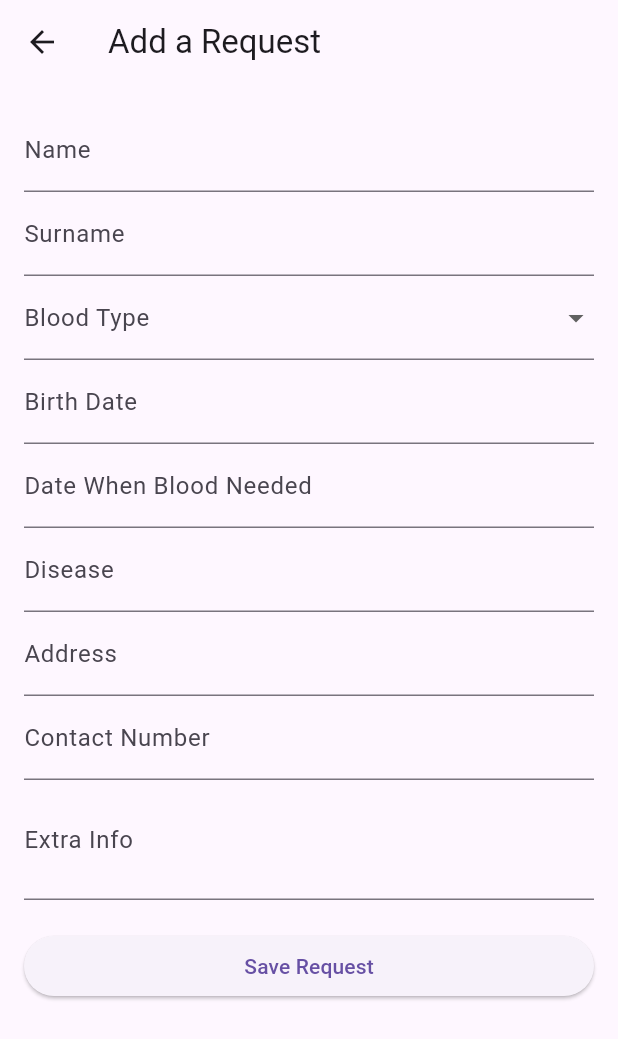
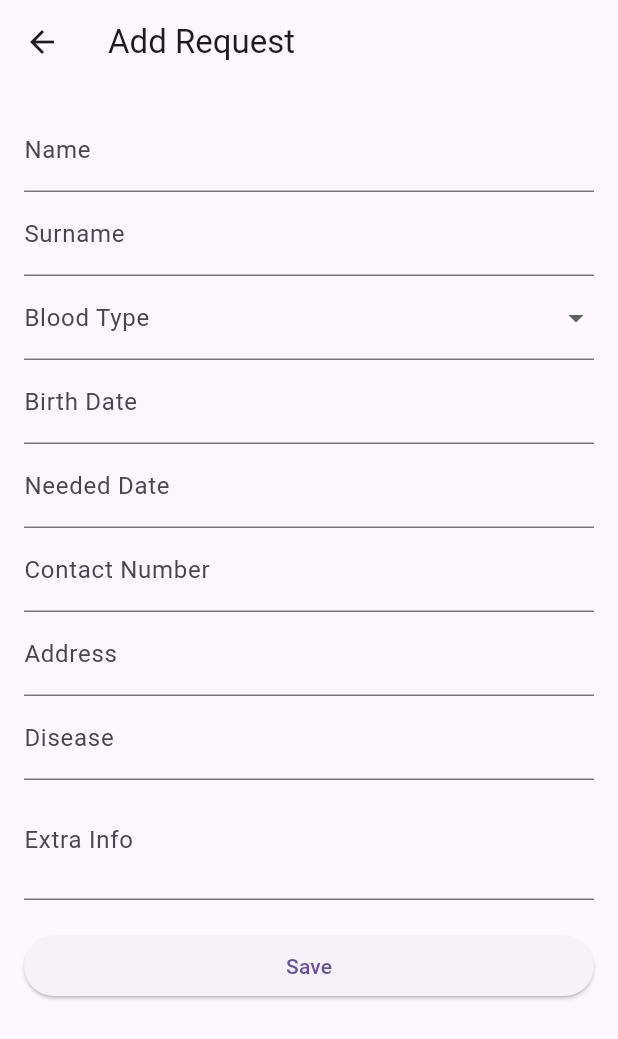
Before and after one commit to Durdana4/B-Life, a Flutter app: the RequestsListScreen screen opened directly, after a tap on the "add" icon, on a phone screen of 412 x 824 dp. Shown: the top 1039 px of the screen. Run offline on Flutter 3.47's test engine with Material 3 defaults, Android fonts, the phone set to English and light mode, and no system bars; our stand-ins replace mask_text_input_formatter, sqflite; accounts and stored records are empty.

Commit message:
Fix phone input formatting and update request forms

```diff
--- a/lib/screens/requests/add_request_screen.dart
+++ b/lib/screens/requests/add_request_screen.dart
@@ -1,4 +1,5 @@
 import 'package:flutter/material.dart';
+import 'package:mask_text_input_formatter/mask_text_input_formatter.dart';
 import '../../models/request.dart';
 import '../../services/database/database_helper.dart';
 
@@ -12,128 +13,143 @@ class AddRequestScreen extends StatefulWidget {
 class _AddRequestScreenState extends State<AddRequestScreen> {
   final _formKey = GlobalKey<FormState>();
 
-  // Text controllers
-  final TextEditingController _nameController = TextEditingController();
-  final TextEditingController _surnameController = TextEditingController();
-  String? _selectedBloodType;
+  final _nameCtrl = TextEditingController();
+  final _surnameCtrl = TextEditingController();
+  final _birthCtrl = TextEditingController();
+  final _neededCtrl = TextEditingController();
+  final _diseaseCtrl = TextEditingController();
+  final _addressCtrl = TextEditingController();
+  final _phoneCtrl = TextEditingController();
+  final _extraCtrl = TextEditingController();
 
-  final TextEditingController _birthDateController = TextEditingController();
-  final TextEditingController _neededDateController = TextEditingController();
+  final phoneMask = MaskTextInputFormatter(
+    mask: '+998 ## ###-##-##',
+    filter: { "#": RegExp(r'[0-9]') },
+    initialText: "+998 ",
+    type: MaskAutoCompletionType.lazy,
+  );
 
-  final TextEditingController _diseaseController = TextEditingController();
-  final TextEditingController _addressController = TextEditingController();
-  final TextEditingController _contactController = TextEditingController();
-  final TextEditingController _extraInfoController = TextEditingController();
+  String? selectedBlood;
 
-  // Blood types for dropdown
-  final List<String> _bloodTypes = [
-    "I+", "I-", "II+", "II-", "III+", "III-", "IV+", "IV-"
+  final List<String> bloodTypes = [
+    "I+","I-","II+","II-","III+","III-","IV+","IV-"
   ];
 
-  Future<void> _saveRequest() async {
-    if (_formKey.currentState!.validate()) {
-      final newRequest = RequestModel(
-        name: _nameController.text,
-        surname: _surnameController.text,
-        bloodType: _selectedBloodType ?? '',
-        birthDate: _birthDateController.text,
-        neededDate: _neededDateController.text,
-        disease: _diseaseController.text,
-        address: _addressController.text,
-        contactNumber: _contactController.text,
-        extraInfo: _extraInfoController.text,
+  Future<void> pickBirthDate() async {
+    final picked = await showDatePicker(
+      context: context,
+      initialDate: DateTime(2000),
+      firstDate: DateTime(1950),
+      lastDate: DateTime.now(),
+    );
+    if (picked != null) {
+      _birthCtrl.text = picked.toIso8601String().split("T").first;
+    }
+  }
+
+  Future<void> pickNeededDate() async {
+    final picked = await showDatePicker(
+      context: context,
+      initialDate: DateTime.now(),
+      firstDate: DateTime.now(),
+      lastDate: DateTime(2100),
+    );
+    if (picked != null) {
+      _neededCtrl.text = picked.toIso8601String().split("T").first;
+    }
+  }
+
+  Future<void> save() async {
+    if (!_formKey.currentState!.validate()) return;
+
+    final model = RequestModel(
+      name: _nameCtrl.text.trim(),
+      surname: _surnameCtrl.text.trim(),
+      bloodType: selectedBlood!,
+      birthDate: _birthCtrl.text.trim(),
+      neededDate: _neededCtrl.text.trim(),
+      disease: _diseaseCtrl.text.trim(),
+      address: _addressCtrl.text.trim(),
+      contactNumber: _phoneCtrl.text.trim(),
+      extraInfo: _extraCtrl.text.trim(),
     );
 
-      await DatabaseHelper.instance.insertRequest(newRequest);
+    await DatabaseHelper.instance.insertRequest(model);
 
     ScaffoldMessenger.of(context).showSnackBar(
-        const SnackBar(content: Text("Request added successfully!")),
+        const SnackBar(content: Text("Request added successfully"))
     );
 
     Navigator.pop(context);
-    }
   }
 
   @override
   Widget build(BuildContext context) {
     return Scaffold(
-      appBar: AppBar(title: const Text("Add a Request")),
+      appBar: AppBar(title: const Text("Add Request")),
       body: Padding(
-        padding: const EdgeInsets.all(16.0),
+        padding: const EdgeInsets.all(16),
         child: Form(
           key: _formKey,
-          child: ListView(
-            children: [
+          child: ListView(children: [
             TextFormField(
-                controller: _nameController,
+              controller: _nameCtrl,
               decoration: const InputDecoration(labelText: "Name"),
-                validator: (value) =>
-                value!.isEmpty ? "Name is required" : null,
+              validator: (v) => (v == null || v.isEmpty) ? "Required" : null,
+            ),
+            TextFormField(
+              controller: _surnameCtrl,
+              decoration: const InputDecoration(labelText: "Surname"),
+              validator: (v) => (v == null || v.isEmpty) ? "Required" : null,
+            ),
+
+            DropdownButtonFormField<String>(
+              value: selectedBlood,
+              decoration: const InputDecoration(labelText: "Blood Type"),
+              items: bloodTypes.map((e)=>DropdownMenuItem(value:e,child:Text(e))).toList(),
+              onChanged: (v)=> setState(()=> selectedBlood = v),
+              validator: (v)=> v == null ? "Required" : null,
             ),
 
             TextFormField(
-                controller: _surnameController,
-                decoration: const InputDecoration(labelText: "Surname"),
-                validator: (value) =>
-                value!.isEmpty ? "Surname is required" : null,
-              ),
-
-              // Blood Type Dropdown
-              DropdownButtonFormField<String>(
-                decoration: const InputDecoration(labelText: "Blood Type"),
-                items: _bloodTypes
-                    .map((bt) => DropdownMenuItem(
-                  value: bt,
-                  child: Text(bt),
-                ))
-                    .toList(),
-                onChanged: (value) {
-                  setState(() {
-                    _selectedBloodType = value;
-                  });
-                },
-                validator: (value) =>
-                value == null ? "Blood type is required" : null,
+              controller: _birthCtrl,
+              decoration: const InputDecoration(labelText: "Birth Date"),
+              readOnly: true,
+              onTap: pickBirthDate,
+              validator: (v)=> v == null || v.isEmpty ? "Required" : null,
             ),
 
             TextFormField(
-                controller: _birthDateController,
-                decoration:
-                const InputDecoration(labelText: "Birth Date"),
-                validator: (value) =>
-                value!.isEmpty ? "Birth date is required" : null,
+              controller: _neededCtrl,
+              decoration: const InputDecoration(labelText: "Needed Date"),
+              readOnly: true,
+              onTap: pickNeededDate,
+              validator: (v)=> v == null || v.isEmpty ? "Required" : null,
             ),
 
             TextFormField(
-                controller: _neededDateController,
-                decoration: const InputDecoration(
-                    labelText: "Date When Blood Needed"),
-                validator: (value) =>
-                value!.isEmpty ? "Required date is needed" : null,
+              controller: _phoneCtrl,
+              decoration: const InputDecoration(labelText: "Contact Number"),
+              keyboardType: TextInputType.phone,
+              inputFormatters: [phoneMask],
+              validator: (v) => v == null || v.length < 17
+                  ? "Enter valid phone"
+                  : null,
             ),
 
             TextFormField(
-                controller: _diseaseController,
+              controller: _addressCtrl,
+              decoration: const InputDecoration(labelText: "Address"),
+              validator: (v)=> v == null || v.isEmpty ? "Required" : null,
+            ),
+
+            TextFormField(
+              controller: _diseaseCtrl,
               decoration: const InputDecoration(labelText: "Disease"),
             ),
 
             TextFormField(
-                controller: _addressController,
-                decoration: const InputDecoration(labelText: "Address"),
-                validator: (value) =>
-                value!.isEmpty ? "Address is required" : null,
-              ),
-
-              TextFormField(
-                controller: _contactController,
-                decoration:
-                const InputDecoration(labelText: "Contact Number"),
-                validator: (value) =>
-                value!.isEmpty ? "Contact number is required" : null,
-              ),
-
-              TextFormField(
-                controller: _extraInfoController,
+              controller: _extraCtrl,
               decoration: const InputDecoration(labelText: "Extra Info"),
               maxLines: 2,
             ),
@@ -141,11 +157,10 @@ class _AddRequestScreenState extends State<AddRequestScreen> {
             const SizedBox(height: 20),
 
             ElevatedButton(
-                onPressed: _saveRequest,
-                child: const Text("Save Request"),
+              onPressed: save,
+              child: const Text("Save"),
             ),
-            ],
-          ),
+          ]),
         ),
       ),
     );
--- a/lib/screens/requests/requests_list_screen.dart
+++ b/lib/screens/requests/requests_list_screen.dart
@@ -11,7 +11,7 @@ class RequestsListScreen extends StatefulWidget {
 
 class _RequestsListScreenState extends State<RequestsListScreen> {
   List<RequestModel> _requests = [];
-  bool _isLoading = true;
+  bool _loading = true;
 
   @override
   void initState() {
@@ -23,47 +23,71 @@ class _RequestsListScreenState extends State<RequestsListScreen> {
     final data = await DatabaseHelper.instance.getAllRequests();
     setState(() {
       _requests = data;
-      _isLoading = false;
+      _loading = false;
     });
   }
 
   @override
   Widget build(BuildContext context) {
     return Scaffold(
-      backgroundColor: const Color(0xfff7f7f7), // soft grey background
+      backgroundColor: const Color(0xfff8f8f8),
+
       appBar: AppBar(
+        backgroundColor: Colors.redAccent,
+        centerTitle: true,
+        elevation: 0,
         title: const Text(
           "Blood Requests",
           style: TextStyle(fontWeight: FontWeight.bold),
         ),
-        centerTitle: true,
-        elevation: 0,
-        backgroundColor: Colors.redAccent,
       ),
 
-      body: _isLoading
+      body: _loading
           ? const Center(child: CircularProgressIndicator())
           : _requests.isEmpty
           ? const Center(
         child: Text(
-          "No requests yet",
+          "No requests available",
           style: TextStyle(fontSize: 18),
         ),
       )
           : ListView.builder(
         padding: const EdgeInsets.all(16),
         itemCount: _requests.length,
-        itemBuilder: (context, index) {
+        itemBuilder: (_, index) {
           final r = _requests[index];
+          return _requestCard(r);
+        },
+      ),
 
-          return Container(
+      floatingActionButton: FloatingActionButton(
+        backgroundColor: Colors.redAccent,
+        child: const Icon(Icons.add),
+        onPressed: () async {
+          await Navigator.pushNamed(context, '/addRequest');
+          _loadRequests();
+        },
+      ),
+    );
+  }
+
+  Widget _requestCard(RequestModel r) {
+    return GestureDetector(
+      onTap: () {
+        Navigator.pushNamed(
+          context,
+          '/requestDetails',
+          arguments: r.id,
+        ).then((_) => _loadRequests());
+      },
+      child: Container(
         margin: const EdgeInsets.only(bottom: 16),
         decoration: BoxDecoration(
           color: Colors.white,
           borderRadius: BorderRadius.circular(16),
           boxShadow: [
             BoxShadow(
-                  color: Colors.black.withOpacity(0.05),
+              color: Colors.black.withOpacity(0.06),
               blurRadius: 10,
               offset: const Offset(0, 4),
             ),
@@ -71,6 +95,7 @@ class _RequestsListScreenState extends State<RequestsListScreen> {
         ),
         child: ListTile(
           contentPadding: const EdgeInsets.all(16),
+
           leading: CircleAvatar(
             radius: 26,
             backgroundColor: Colors.red.shade100,
@@ -79,6 +104,7 @@ class _RequestsListScreenState extends State<RequestsListScreen> {
               style: TextStyle(
                 color: Colors.red.shade700,
                 fontWeight: FontWeight.bold,
+                fontSize: 16,
               ),
             ),
           ),
@@ -95,36 +121,19 @@ class _RequestsListScreenState extends State<RequestsListScreen> {
             crossAxisAlignment: CrossAxisAlignment.start,
             children: [
               const SizedBox(height: 6),
-                  Text("Need: ${r.neededDate}",
-                      style: const TextStyle(
-                          fontSize: 14, color: Colors.grey)),
-                  Text("Location: ${r.address}",
-                      style: const TextStyle(
-                          fontSize: 14, color: Colors.grey)),
+              Text(
+                "Needed: ${r.neededDate}",
+                style: const TextStyle(color: Colors.grey, fontSize: 14),
+              ),
+              Text(
+                "Location: ${r.address}",
+                style: const TextStyle(color: Colors.grey, fontSize: 14),
+              ),
             ],
           ),
 
           trailing: const Icon(Icons.arrow_forward_ios, size: 18),
-
-              onTap: () {
-                Navigator.pushNamed(
-                  context,
-                  '/requestDetails',
-                  arguments: r.id,
-                ).then((_) => _loadRequests());
-              },
         ),
-          );
-        },
-      ),
-
-      floatingActionButton: FloatingActionButton(
-        onPressed: () async {
-          await Navigator.pushNamed(context, '/addRequest');
-          _loadRequests();
-        },
-        backgroundColor: Colors.redAccent,
-        child: const Icon(Icons.add),
       ),
     );
   }
--- a/pubspec.yaml
+++ b/pubspec.yaml
@@ -28,6 +28,7 @@ environment:
 # the latest version available on pub.dev. To see which dependencies have newer
 # versions available, run `flutter pub outdated`.
 dependencies:
+  mask_text_input_formatter: ^2.5.0
   flutter:
     sdk: flutter
   sqflite: ^2.4.2
```
Also changed, not shown: lib/screens/requests/edit_request_screen.dart (+90 -108 lines), pubspec.lock. Lines whose indentation alone changed are shown as unchanged.
